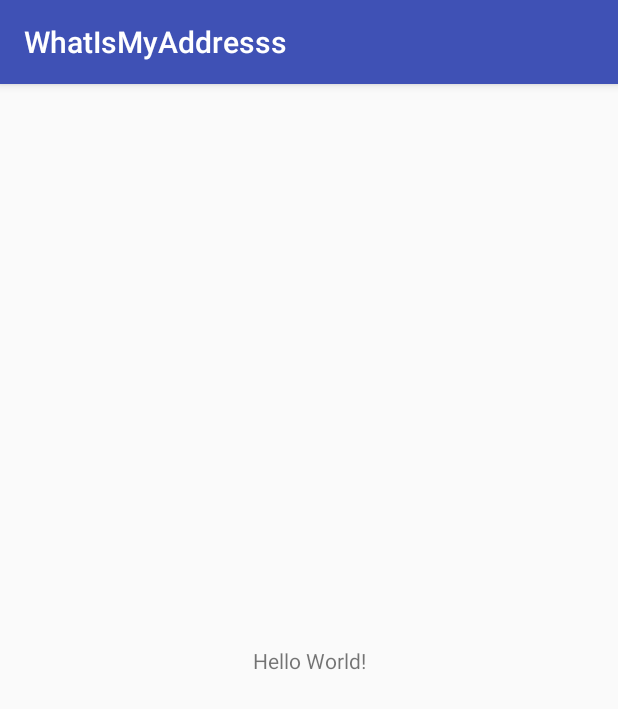
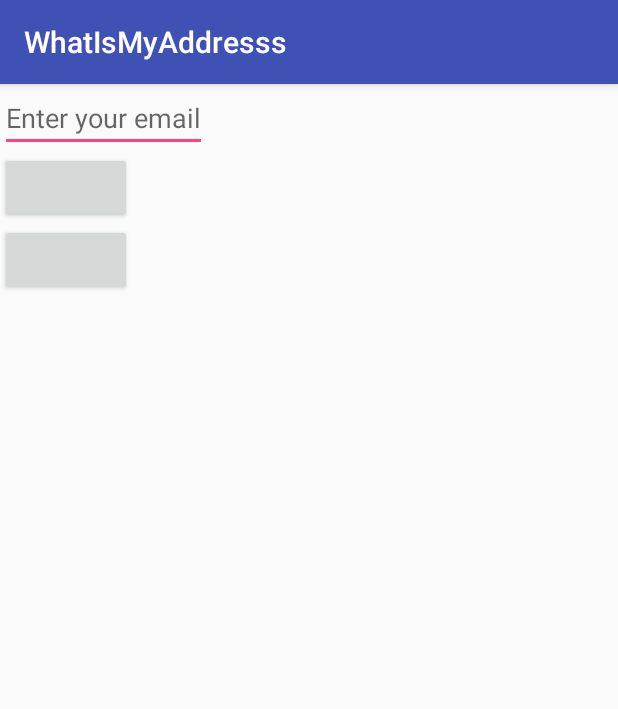
Before and after one commit to techieYisa/MidUnitAssesment, an Android app: the screen it shows after launch (MainActivity), on a phone screen of 412 x 824 dp. Shown: the top 709 px of the screen. Run offline under Robolectric (Android 15) with nearby library versions, the phone set to English and light mode, and no system bars; 1 statement that could not run was skipped.

Commit message:
updated branch

```diff
--- a/app/src/main/java/nyc/c4q/whatismyaddresss/MainActivity.java
+++ b/app/src/main/java/nyc/c4q/whatismyaddresss/MainActivity.java
@@ -1,13 +1,39 @@
 package nyc.c4q.whatismyaddresss;
 
+import android.content.Intent;
+import android.content.SharedPreferences;
 import android.support.v7.app.AppCompatActivity;
 import android.os.Bundle;
+import android.view.View;
+import android.widget.Button;
+import android.widget.EditText;
 
 public class MainActivity extends AppCompatActivity {
+
+    private static final String SHARED_PREFS_KEY = "address_shared_preferences";
+    private EditText email;
+    private Button submitButton, intentButton;
+    private SharedPreferences login;
 
     @Override
     protected void onCreate(Bundle savedInstanceState) {
         super.onCreate(savedInstanceState);
         setContentView(R.layout.activity_main);
+
+        email = (EditText) findViewById(R.id.email_edittext);
+        submitButton = (Button) findViewById(R.id.submitButton);
+        intentButton = (Button) findViewById(R.id.intentButton);
+
+        login = getApplicationContext().getSharedPreferences(SHARED_PREFS_KEY, MODE_PRIVATE);
+        intentButton.setOnClickListener(new View.OnClickListener() {
+
+            @Override
+            public void onClick(View view) {
+
+
+            Intent intent = new Intent(MainActivity.this, RecyclerActivity.class);
+            startActivity(intent);
+        });
+        }
     }
 }
--- /dev/null
+++ b/app/src/main/java/nyc/c4q/whatismyaddresss/RecyclerActivity.java
@@ -0,0 +1,8 @@
+package nyc.c4q.whatismyaddresss;
+
+/**
+ * Created by c4q on 11/21/17.
+ */
+
+public class RecyclerActivity {
+}
--- a/app/src/main/res/layout/activity_main.xml
+++ b/app/src/main/res/layout/activity_main.xml
@@ -1,18 +1,30 @@
 <?xml version="1.0" encoding="utf-8"?>
-<android.support.constraint.ConstraintLayout xmlns:android="http://schemas.android.com/apk/res/android"
+<LinearLayout xmlns:android="http://schemas.android.com/apk/res/android"
     xmlns:app="http://schemas.android.com/apk/res-auto"
     xmlns:tools="http://schemas.android.com/tools"
     android:layout_width="match_parent"
     android:layout_height="match_parent"
-    tools:context="nyc.c4q.whatismyaddresss.MainActivity">
+    tools:context="nyc.c4q.whatismyaddresss.MainActivity"
+    android:orientation="vertical"
+    android:layout_gravity="center">
 
-    <TextView
+    <EditText
+        android:id="@+id/email_edittext"
         android:layout_width="wrap_content"
         android:layout_height="wrap_content"
-        android:text="Hello World!"
+        android:hint="Enter your email"
         app:layout_constraintBottom_toBottomOf="parent"
         app:layout_constraintLeft_toLeftOf="parent"
         app:layout_constraintRight_toRightOf="parent"
         app:layout_constraintTop_toTopOf="parent" />
 
-</android.support.constraint.ConstraintLayout>
+    <Button
+        android:id="@+id/submitButton"
+        android:layout_width="wrap_content"
+        android:layout_height="wrap_content" />
+    <Button
+        android:id="@+id/intentButton"
+        android:layout_width="wrap_content"
+        android:layout_height="wrap_content" />
+
+</LinearLayout>
```
